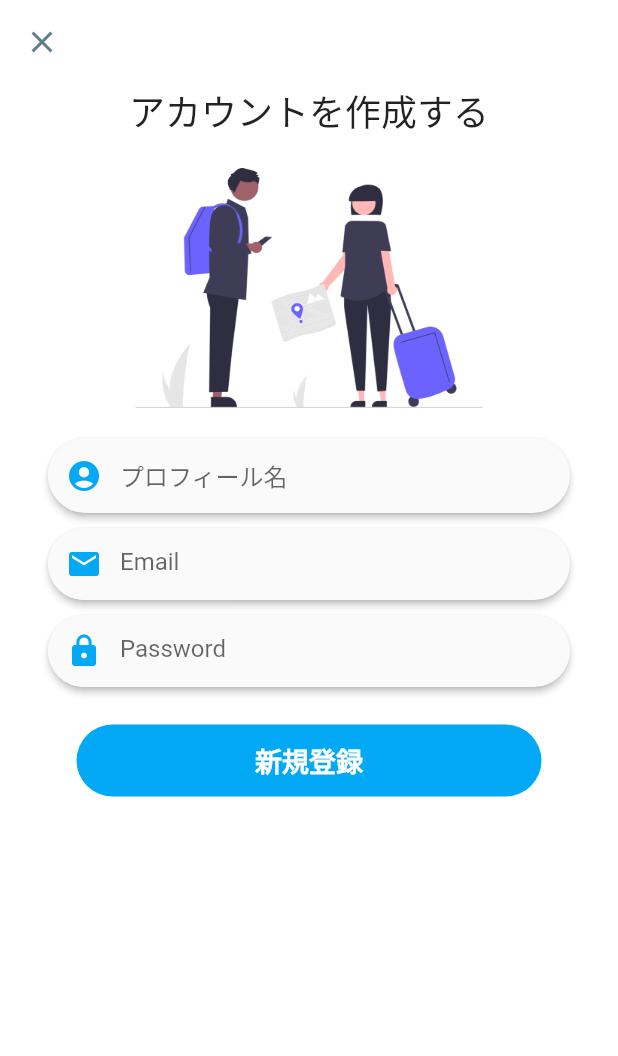
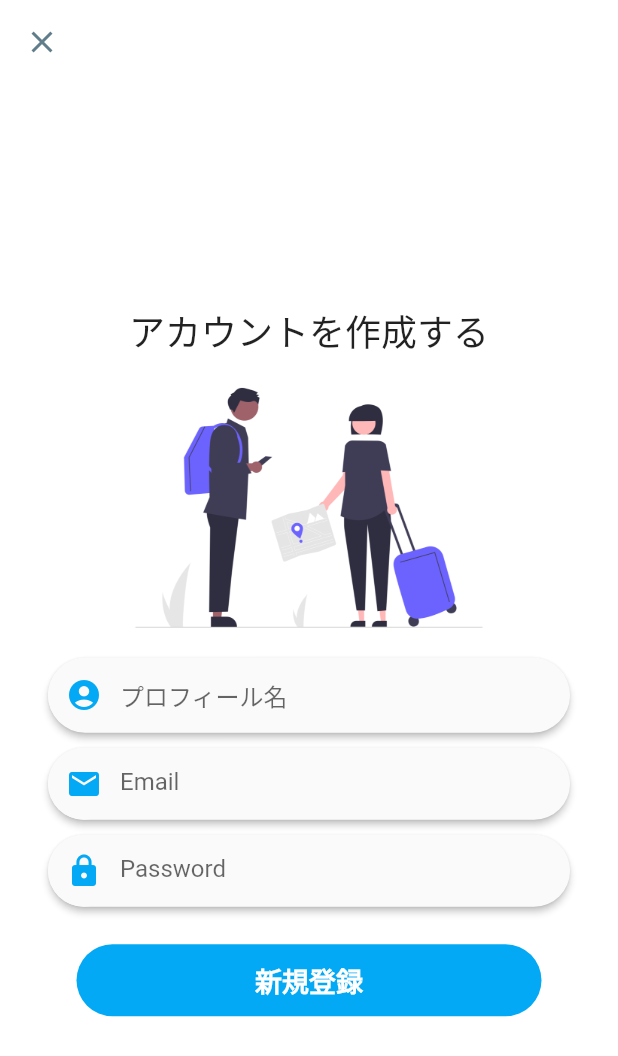
Before and after one commit to 1-eyeddd/flutter_book_memo, a Flutter app: the screen it shows after launch, after a tap on "ログイン", after a tap on "新規登録", on a phone screen of 412 x 824 dp. Shown: the top 1056 px of the screen. Run offline on Flutter 3.47's test engine with Material 2 defaults, Android fonts, the phone set to English and light mode, and no system bars; our stand-ins replace cloud_firestore, email_validator, firebase_auth, firebase_core, flutter_local_notifications, timezone and 1 more; accounts and stored records are empty.

Commit message:
indent fix

```diff
--- a/lib/widgets/screens/add_memo/add_memo_screen.dart
+++ b/lib/widgets/screens/add_memo/add_memo_screen.dart
@@ -71,7 +71,7 @@ class _AddMemoScreenState extends State<AddMemoScreen> {
             ),
             Container(
               child: Padding(
-                padding: const EdgeInsets.only(top: 5),
+                padding: const EdgeInsets.only(top: 15),
                 child: new ElevatedButton(
                   style: ElevatedButton.styleFrom(
                     onPrimary: Colors.white,
--- a/lib/widgets/screens/add_memo/add_memo_view_model.dart
+++ b/lib/widgets/screens/add_memo/add_memo_view_model.dart
@@ -5,9 +5,9 @@ import 'package:flutter_portfolio/util/local_notification.dart';
 
 class AddMemoViewModel extends ChangeNotifier {
   final textController = TextEditingController();
+  bool switchControl = true;
 
-  //メモのオンオフ
-  bool switchControl = true;
+  //通知スイッチのオンオフ
   void toggleSwitch(bool value) {
     if (switchControl == true) {
       switchControl = false;
--- a/lib/widgets/screens/edit_memo/edit_memo_screen.dart
+++ b/lib/widgets/screens/edit_memo/edit_memo_screen.dart
@@ -79,7 +79,7 @@ class _EditMemoScreenState extends State<EditMemoScreen> {
             ),
             Container(
               child: Padding(
-                padding: const EdgeInsets.only(top: 5),
+                padding: const EdgeInsets.only(top: 15),
                 child: ElevatedButton(
                   style: ElevatedButton.styleFrom(
                     onPrimary: Colors.white,
--- a/lib/widgets/screens/edit_memo/edit_memo_view_model.dart
+++ b/lib/widgets/screens/edit_memo/edit_memo_view_model.dart
@@ -5,9 +5,9 @@ import 'package:flutter_portfolio/util/local_notification.dart';
 
 class EditMemoViewModel extends ChangeNotifier {
   final textController = TextEditingController();
+  bool switchControl = true;
 
-  //メモのオンオフ
-  bool switchControl = true;
+  //通知スイッチのオンオフ
   void toggleSwitch(bool value) {
     if (switchControl == true) {
       switchControl = false;
--- a/lib/widgets/screens/home/home_view_model.dart
+++ b/lib/widgets/screens/home/home_view_model.dart
@@ -19,7 +19,6 @@ class HomeViewModel extends ChangeNotifier {
     ).listen((snapshot) {
       final books = snapshot.docs.map((document) {
         final data = document.data();
-        print(data);
         final title = data['title'] as String ?? '';
         final bookId = data['bookId'] as String ?? '';
         final imageUrl = data['imageUrl'] as String ?? '';
--- a/lib/widgets/screens/memo_detail/memo_detail_screen.dart
+++ b/lib/widgets/screens/memo_detail/memo_detail_screen.dart
@@ -61,7 +61,7 @@ class _MemoDetailScreenState extends State<MemoDetailScreen> {
                           leading: Icon(Icons.delete, color: Colors.redAccent),
                           title: Text('削除'),
                           onTap: () async {
-                            await showDialog<int>(
+                            var result = await showDialog<int>(
                               context: context,
                               barrierDismissible: false,
                               builder: (BuildContext context) {
@@ -87,6 +87,7 @@ class _MemoDetailScreenState extends State<MemoDetailScreen> {
                                 );
                               },
                             );
+                            print('dialog result: $result');
                           },
                         )
                       ],
--- a/lib/widgets/screens/memo_list/memo_list_view_model.dart
+++ b/lib/widgets/screens/memo_list/memo_list_view_model.dart
@@ -22,7 +22,6 @@ class MemoListViewModel extends ChangeNotifier {
     ).listen((snapshot) {
       final memoList = snapshot.docs.map((document) {
         final data = document.data();
-        print(data);
         final bookId = data['bookId'] as String ?? '';
         final memoId = data['memoId'] as String ?? '';
         final memo = data['memo'] as String ?? '';
--- a/lib/widgets/screens/sign_in/sign_in_screen.dart
+++ b/lib/widgets/screens/sign_in/sign_in_screen.dart
@@ -8,6 +8,7 @@ class SignInScreen extends StatelessWidget {
     return Scaffold(
       backgroundColor: Colors.white,
       body: Column(
+        mainAxisAlignment: MainAxisAlignment.center,
         children: <Widget>[
           SizedBox(height: 50),
           Center(
--- a/lib/widgets/screens/sign_up/sign_up_screen.dart
+++ b/lib/widgets/screens/sign_up/sign_up_screen.dart
@@ -22,7 +22,6 @@ class _SignUpScreenScreenState extends State<SignUpScreen> with RouteAware {
     super.dispose();
   }
 
-  // この画面からpopする場合に呼ばれる
   void didPop() {
     Provider.of<SignUpViewModel>(context, listen: false).resetTextField();
   }
@@ -37,17 +36,16 @@ class _SignUpScreenScreenState extends State<SignUpScreen> with RouteAware {
       ),
       backgroundColor: Colors.white,
       body: Column(
+        mainAxisAlignment: MainAxisAlignment.center,
         children: <Widget>[
-          Column(
-            children: <Widget>[
-              Text(
-                "アカウントを作成する",
-                style: TextStyle(
-                  fontWeight: FontWeight.w500,
-                  fontSize: 24.0,
-                ),
+          Container(
+            child: Text(
+              "アカウントを作成する",
+              style: TextStyle(
+                fontWeight: FontWeight.w500,
+                fontSize: 24.0,
               ),
-            ],
+            ),
           ),
           Container(
             child: Image.asset(
```
Also changed, not shown: 1 other file.
